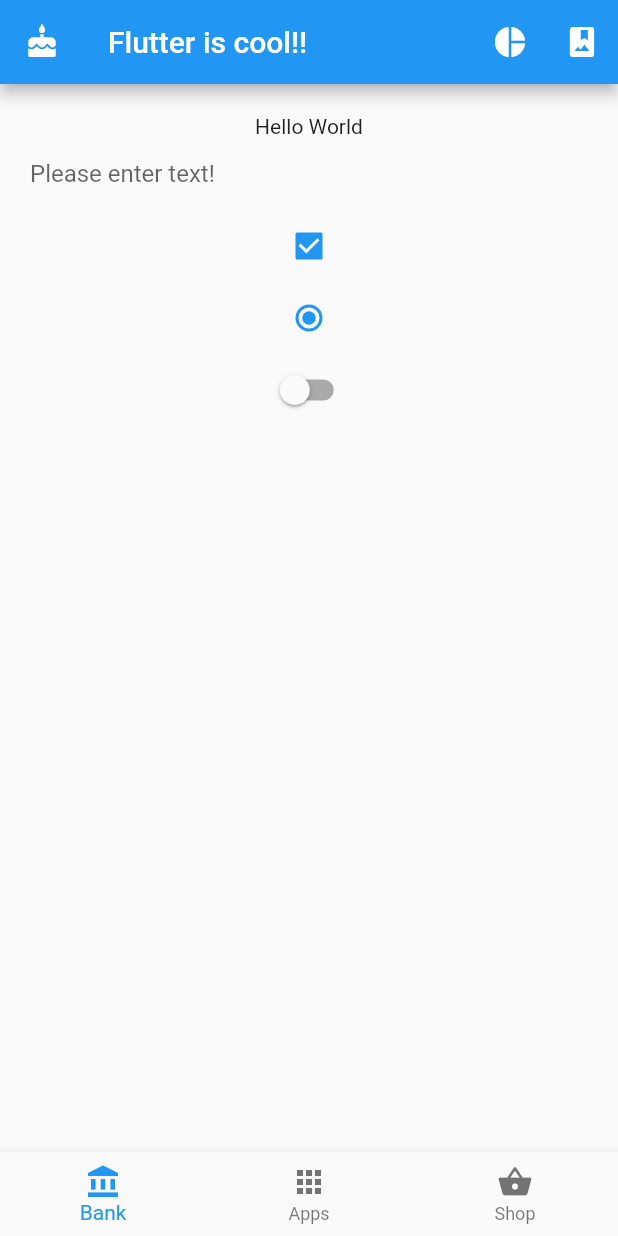
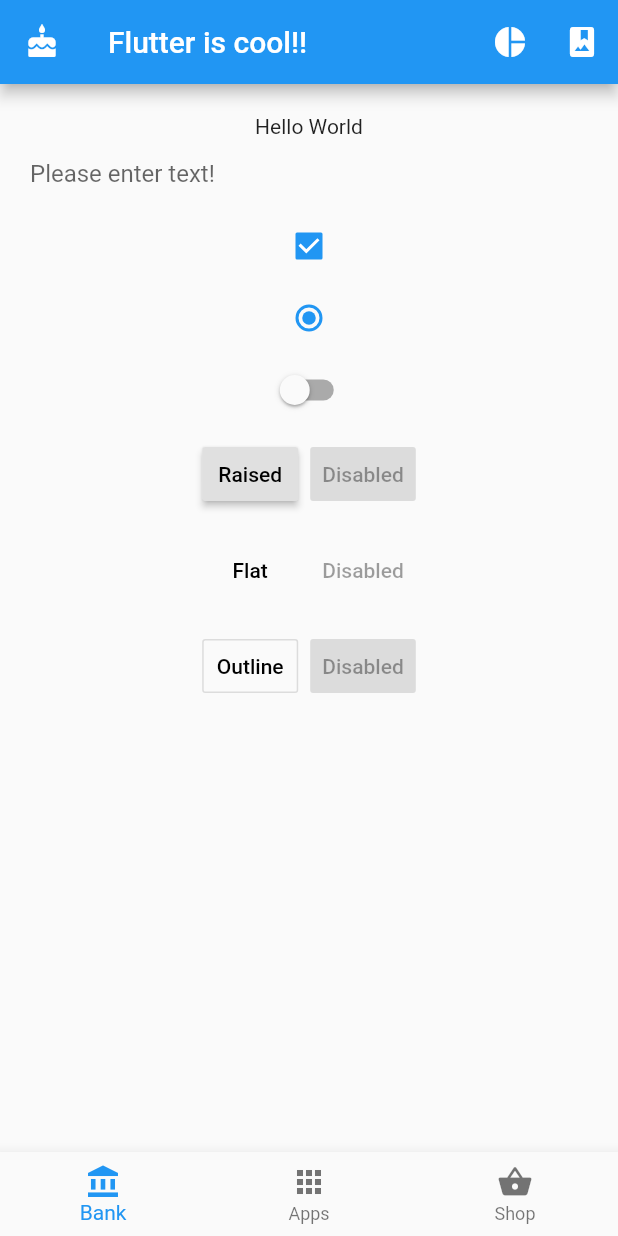
Before and after one commit to bear2u/flutter_with_firebase, a Flutter app: the screen it shows after launch, on a phone screen of 412 x 824 dp. Run offline on Flutter 3.47's test engine with Material 2 defaults, Android fonts, the phone set to English and light mode, and no system bars.

Commit message:
ButtonBarGroup added

```diff
--- a/lib/main.dart
+++ b/lib/main.dart
@@ -65,9 +65,47 @@ class MyApp extends StatelessWidget {
               new Switch(
                 value: false,
                 onChanged: (bool value) {
-
                 },
               ),
+              new ButtonBar(
+                mainAxisSize: MainAxisSize.min,
+                children: <Widget>[
+                  new RaisedButton(
+                      child: const Text('Raised'),
+                      onPressed: () {},
+                  ),
+                  const RaisedButton(
+                      child: const Text('Disabled'),
+                      onPressed: null
+                  )
+                ],
+              ),
+              new ButtonBar(
+                mainAxisSize: MainAxisSize.min,
+                children: <Widget>[
+                  new FlatButton(
+                    child: const Text('Flat'),
+                    onPressed: () {},
+                  ),
+                  const FlatButton(
+                      child: const Text('Disabled'),
+                      onPressed: null
+                  )
+                ],
+              ),
+              new ButtonBar(
+                mainAxisSize: MainAxisSize.min,
+                children: <Widget>[
+                  new OutlineButton(
+                    child: const Text('Outline'),
+                    onPressed: () {},
+                  ),
+                  const RaisedButton(
+                      child: const Text('Disabled'),
+                      onPressed: null
+                  )
+                ],
+              )
             ],
           ),
         ),
```
Also changed, not shown: pubspec.lock.
